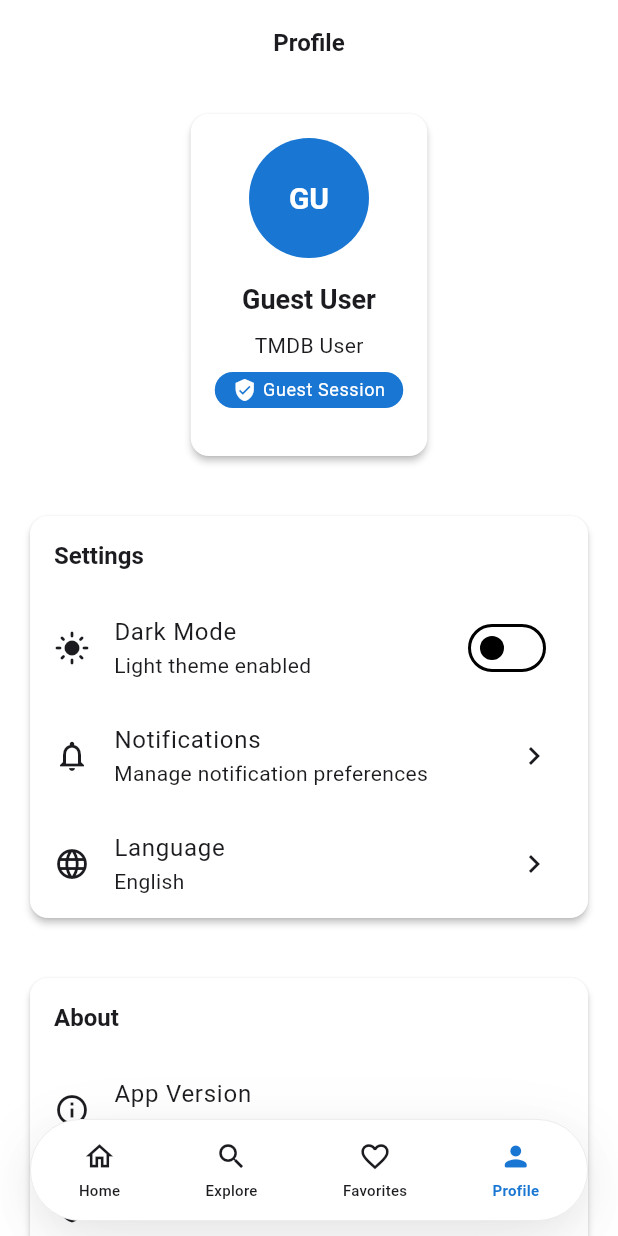
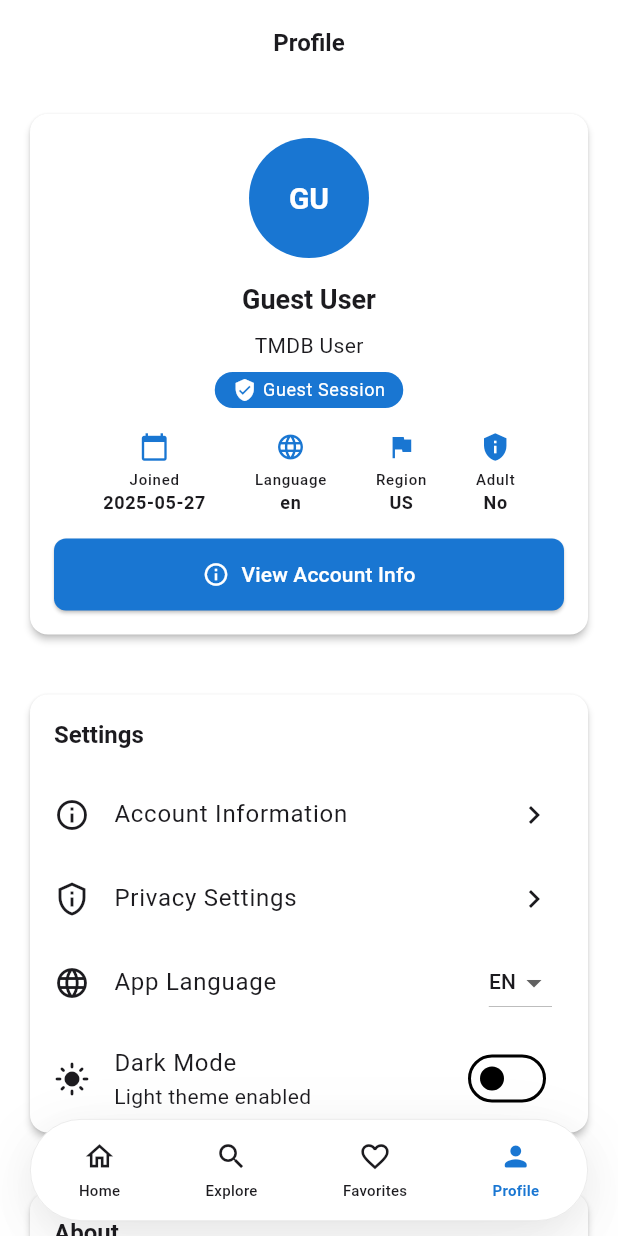
Before and after one commit to NeddyAP/refi, a Flutter app: the ProfileScreen screen opened by its route, on a phone screen of 412 x 824 dp. Run offline on Flutter 3.47's test engine with Material 3 defaults, Android fonts, the light colour scheme and no system bars; our stand-ins replace cached_network_image, dio, flutter_dotenv, go_router, google_fonts, shared_preferences; accounts and stored records are empty; network calls fail.

Commit message:
feat: Add profile settings screens and update routing for account management
- Introduced AccountInfoScreen, PrivacySettingsScreen, and LanguageSettingsScreen for user profile management.
- Updated AppRouter to include new routes for accessing profile settings.
- Enhanced ProfileProvider to manage app language preferences and load user data.
- Updated ProfileScreen to include navigation options for account information and privacy settings.
- Improved UI components for better user experience in profile management.

```diff
--- a/lib/core/constants/app_constants.dart
+++ b/lib/core/constants/app_constants.dart
@@ -14,6 +14,10 @@ class AppConstants {
   static const String loginRoute = '/login';
   static const String registerRoute = '/register';
   static const String forgotPasswordRoute = '/forgot-password';
+  static const String accountInfoRoute = '/profile/account-info';
+  static const String privacySettingsRoute = '/profile/privacy';
+  static const String notificationSettingsRoute = '/profile/notifications';
+  static const String languageSettingsRoute = '/profile/language';
 
   // Storage keys
   static const String userTokenKey = 'user_token';
--- a/lib/core/router/app_router.dart
+++ b/lib/core/router/app_router.dart
@@ -15,6 +15,9 @@ import '../../features/auth/providers/auth_provider.dart';
 import '../../shared/widgets/bottom_navigation.dart';
 import '../../shared/repositories/movie_repository.dart';
 import '../constants/app_constants.dart';
+import '../../features/profile/screens/account_info_screen.dart';
+import '../../features/profile/screens/privacy_settings_screen.dart';
+import '../../features/profile/screens/language_settings_screen.dart';
 
 class AppRouter {
   static final _rootNavigatorKey = GlobalKey<NavigatorState>();
@@ -96,6 +99,21 @@ class AppRouter {
             name: 'profile',
             builder: (context, state) => const ProfileScreen(),
           ),
+          GoRoute(
+            path: AppConstants.accountInfoRoute,
+            name: 'account-info',
+            builder: (context, state) => const AccountInfoScreen(),
+          ),
+          GoRoute(
+            path: AppConstants.privacySettingsRoute,
+            name: 'privacy-settings',
+            builder: (context, state) => const PrivacySettingsScreen(),
+          ),
+          GoRoute(
+            path: AppConstants.languageSettingsRoute,
+            name: 'language-settings',
+            builder: (context, state) => const LanguageSettingsScreen(),
+          ),
         ],
       ),
 
@@ -106,10 +124,8 @@ class AppRouter {
         builder: (context, state) {
           final movieId = int.parse(state.pathParameters['id']!);
           return ChangeNotifierProvider(
-            create: (context) => MovieDetailsProvider(
-              context.read<MovieRepository>(),
-              movieId,
-            ),
+            create: (context) =>
+                MovieDetailsProvider(context.read<MovieRepository>(), movieId),
             child: MovieDetailsScreen(movieId: movieId),
           );
         },
@@ -134,11 +150,7 @@ class AppRouter {
         child: Column(
           mainAxisAlignment: MainAxisAlignment.center,
           children: [
-            const Icon(
-              Icons.error_outline,
-              size: 64,
-              color: Colors.red,
-            ),
+            const Icon(Icons.error_outline, size: 64, color: Colors.red),
             const SizedBox(height: 16),
             Text(
               'Page Not Found',
@@ -177,7 +189,9 @@ class AppRouter {
 
   /// Navigate to explore with selected category
   static void goToExploreWithCategory(BuildContext context, String category) {
-    context.go('${AppConstants.exploreRoute}?category=${Uri.encodeComponent(category)}');
+    context.go(
+      '${AppConstants.exploreRoute}?category=${Uri.encodeComponent(category)}',
+    );
   }
 
   /// Navigate to favorites
@@ -206,7 +220,10 @@ class AppRouter {
   }
 
   /// Navigate to all items screen
-  static void goToAllItems(BuildContext context, CollectionType collectionType) {
+  static void goToAllItems(
+    BuildContext context,
+    CollectionType collectionType,
+  ) {
     context.push('${AppConstants.allItemsRoute}/${collectionType.name}');
   }
 
--- /dev/null
+++ b/lib/features/profile/screens/privacy_settings_screen.dart
@@ -0,0 +1,13 @@
+import 'package:flutter/material.dart';
+
+class PrivacySettingsScreen extends StatelessWidget {
+  const PrivacySettingsScreen({super.key});
+
+  @override
+  Widget build(BuildContext context) {
+    return Scaffold(
+      appBar: AppBar(title: const Text('Privacy Settings')),
+      body: const Center(child: Text('Privacy settings coming soon.')),
+    );
+  }
+}
--- a/lib/features/profile/screens/profile_screen.dart
+++ b/lib/features/profile/screens/profile_screen.dart
@@ -26,9 +26,7 @@ class _ProfileScreenState extends State<ProfileScreen> {
   @override
   Widget build(BuildContext context) {
     return Scaffold(
-      appBar: const CustomAppBar(
-        title: 'Profile',
-      ),
+      appBar: const CustomAppBar(title: 'Profile'),
       body: Consumer<ProfileProvider>(
         builder: (context, provider, child) {
           return SingleChildScrollView(
@@ -49,16 +47,20 @@ class _ProfileScreenState extends State<ProfileScreen> {
                 const _AboutSection(),
 
                 const SizedBox(height: 32), // Add space before sign out button
-
                 // Sign Out button (moved here)
-                Consumer<AuthProvider>( // Use Consumer to access AuthProvider
+                Consumer<AuthProvider>(
+                  // Use Consumer to access AuthProvider
                   builder: (context, authProvider, child) {
                     if (authProvider.isAuthenticated) {
-                      return ElevatedButton.icon( // Use ElevatedButton.icon for icon
-                        onPressed: () => _showSignOutDialog(context, authProvider),
+                      return ElevatedButton.icon(
+                        // Use ElevatedButton.icon for icon
+                        onPressed: () =>
+                            _showSignOutDialog(context, authProvider),
                         style: ElevatedButton.styleFrom(
                           backgroundColor: Theme.of(context).colorScheme.error,
-                          foregroundColor: Theme.of(context).colorScheme.onError,
+                          foregroundColor: Theme.of(
+                            context,
+                          ).colorScheme.onError,
                           minimumSize: const Size(double.infinity, 48),
                         ),
                         icon: const Icon(Icons.logout), // Add logout icon
@@ -69,7 +71,6 @@ class _ProfileScreenState extends State<ProfileScreen> {
                     }
                   },
                 ),
-
 
                 // Bottom padding for navigation bar
                 SizedBox(height: MediaQuery.of(context).padding.bottom + 20),
@@ -151,7 +152,9 @@ class _UserInfoSection extends StatelessWidget {
 
                 // Name
                 Text(
-                  isAuthenticated ? (user?.displayName ?? 'User') : 'Guest User',
+                  isAuthenticated
+                      ? (user?.displayName ?? 'User')
+                      : 'Guest User',
                   style: theme.textTheme.headlineSmall?.copyWith(
                     fontWeight: FontWeight.bold,
                   ),
@@ -162,7 +165,9 @@ class _UserInfoSection extends StatelessWidget {
                 // Status/Username
                 Text(
                   isAuthenticated
-                      ? (user?.username != null ? '@${user!.username}' : 'TMDB User')
+                      ? (user?.username != null
+                            ? '@${user!.username}'
+                            : 'TMDB User')
                       : 'Browsing as guest',
                   style: theme.textTheme.bodyMedium?.copyWith(
                     color: theme.colorScheme.onSurfaceVariant,
@@ -174,7 +179,10 @@ class _UserInfoSection extends StatelessWidget {
                 // Session status for authenticated users
                 if (isAuthenticated && user != null)
                   Container(
-                    padding: const EdgeInsets.symmetric(horizontal: 12, vertical: 4),
+                    padding: const EdgeInsets.symmetric(
+                      horizontal: 12,
+                      vertical: 4,
+                    ),
                     decoration: BoxDecoration(
                       color: theme.colorScheme.primaryContainer,
                       borderRadius: BorderRadius.circular(12),
@@ -198,24 +206,71 @@ class _UserInfoSection extends StatelessWidget {
                     ),
                   ),
 
+                // --- Additional TMDB details ---
+                if (isAuthenticated && user != null) ...[
+                  const SizedBox(height: 16),
+                  Row(
+                    mainAxisAlignment: MainAxisAlignment.spaceEvenly,
+                    children: [
+                      if (user.createdAt != null)
+                        _ProfileInfoTile(
+                          icon: Icons.calendar_today,
+                          label: 'Joined',
+                          value: user.createdAt!
+                              .toLocal()
+                              .toString()
+                              .split(' ')
+                              .first,
+                        ),
+                      _ProfileInfoTile(
+                        icon: Icons.language,
+                        label: 'Language',
+                        value: user.iso639_1,
+                      ),
+                      _ProfileInfoTile(
+                        icon: Icons.flag,
+                        label: 'Region',
+                        value: user.iso3166_1,
+                      ),
+                      _ProfileInfoTile(
+                        icon: Icons.privacy_tip,
+                        label: 'Adult',
+                        value: user.includeAdult ? 'Yes' : 'No',
+                      ),
+                    ],
+                  ),
+                ],
+
                 const SizedBox(height: 16),
 
                 // Action buttons
                 if (isAuthenticated) ...[
-                  // Authenticated user buttons (Sign Out button removed from here)
-                  // Add other authenticated user actions here if needed
+                  ElevatedButton.icon(
+                    onPressed: () =>
+                        context.push(AppConstants.accountInfoRoute),
+                    icon: const Icon(Icons.info_outline),
+                    label: const Text('View Account Info'),
+                    style: ElevatedButton.styleFrom(
+                      minimumSize: const Size(double.infinity, 48),
+                    ),
+                  ),
                 ] else ...[
                   // Guest user buttons
-                  ElevatedButton.icon( // Sign In button
+                  ElevatedButton.icon(
+                    // Sign In button
                     onPressed: () => context.push(AppConstants.loginRoute),
                     icon: const Icon(Icons.login),
                     label: const Text('Sign In'),
                     style: ElevatedButton.styleFrom(
-                       minimumSize: const Size(double.infinity, 48), // Make it full width
+                      minimumSize: const Size(
+                        double.infinity,
+                        48,
+                      ), // Make it full width
                     ),
                   ),
                   const SizedBox(height: 12), // Add spacing
-                  TextButton( // Sign Up text button
+                  TextButton(
+                    // Sign Up text button
                     onPressed: () => _launchTmdbSignUpUrl(context),
                     child: const Text('Sign Up at TMDB'),
                   ),
@@ -243,6 +298,33 @@ class _UserInfoSection extends StatelessWidget {
   }
 }
 
+class _ProfileInfoTile extends StatelessWidget {
+  final IconData icon;
+  final String label;
+  final String value;
+  const _ProfileInfoTile({
+    required this.icon,
+    required this.label,
+    required this.value,
+  });
+  @override
+  Widget build(BuildContext context) {
+    return Column(
+      children: [
+        Icon(icon, size: 20, color: Theme.of(context).colorScheme.primary),
+        const SizedBox(height: 4),
+        Text(label, style: Theme.of(context).textTheme.labelSmall),
+        Text(
+          value,
+          style: Theme.of(
+            context,
+          ).textTheme.bodySmall?.copyWith(fontWeight: FontWeight.bold),
+        ),
+      ],
+    );
+  }
+}
+
 class _SettingsSection extends StatelessWidget {
   final ProfileProvider provider;
 
@@ -265,36 +347,51 @@ class _SettingsSection extends StatelessWidget {
               ),
             ),
           ),
-
-          // Dark mode toggle
+          // --- New settings navigation tiles ---
+          ListTile(
+            leading: const Icon(Icons.info_outline),
+            title: const Text('Account Information'),
+            trailing: const Icon(Icons.chevron_right),
+            onTap: () => context.push(AppConstants.accountInfoRoute),
+          ),
+          ListTile(
+            leading: const Icon(Icons.privacy_tip_outlined),
+            title: const Text('Privacy Settings'),
+            trailing: const Icon(Icons.chevron_right),
+            onTap: () => context.push(AppConstants.privacySettingsRoute),
+          ),
+          ListTile(
+            leading: const Icon(Icons.language),
+            title: const Text('App Language'),
+            trailing: DropdownButton<String>(
+              value: provider.appLanguageCode,
+              items: const [
+                // Hardcoded for now, will use localization later
+                DropdownMenuItem(value: 'en', child: Text('EN')),
+                DropdownMenuItem(value: 'id', child: Text('ID')),
+              ],
+              onChanged: (String? newValue) {
+                if (newValue != null) {
+                  provider.setAppLanguage(newValue);
+                }
+              },
+            ),
+          ),
+          // --- Theme toggle remains ---
           ListTile(
             leading: Icon(
               provider.isDarkMode ? Icons.dark_mode : Icons.light_mode,
             ),
             title: const Text('Dark Mode'),
             subtitle: Text(
-              provider.isDarkMode ? 'Dark theme enabled' : 'Light theme enabled',
+              provider.isDarkMode
+                  ? 'Dark theme enabled'
+                  : 'Light theme enabled',
             ),
             trailing: Switch(
               value: provider.isDarkMode,
               onChanged: (value) => provider.toggleTheme(),
             ),
-          ),
-
-          // Notifications (placeholder)
-          const ListTile(
-            leading: Icon(Icons.notifications_outlined),
-            title: Text('Notifications'),
-            subtitle: Text('Manage notification preferences'),
-            trailing: Icon(Icons.chevron_right),
-          ),
-
-          // Language (placeholder)
-          const ListTile(
-            leading: Icon(Icons.language),
-            title: Text('Language'),
-            subtitle: Text('English'),
-            trailing: Icon(Icons.chevron_right),
           ),
         ],
       ),
```
Also changed, not shown: lib/features/profile/providers/profile_provider.dart (+30 -0 lines), lib/features/profile/screens/account_info_screen.dart (added, +88 -0 lines), lib/features/profile/screens/language_settings_screen.dart (added, +50 -0 lines).
